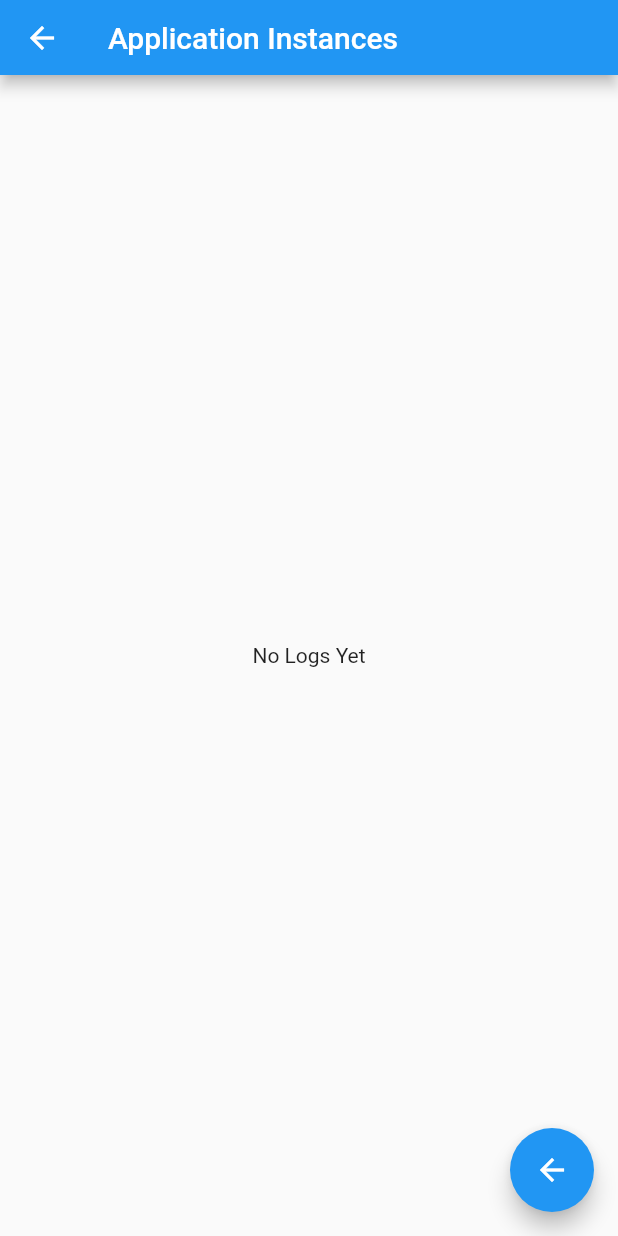
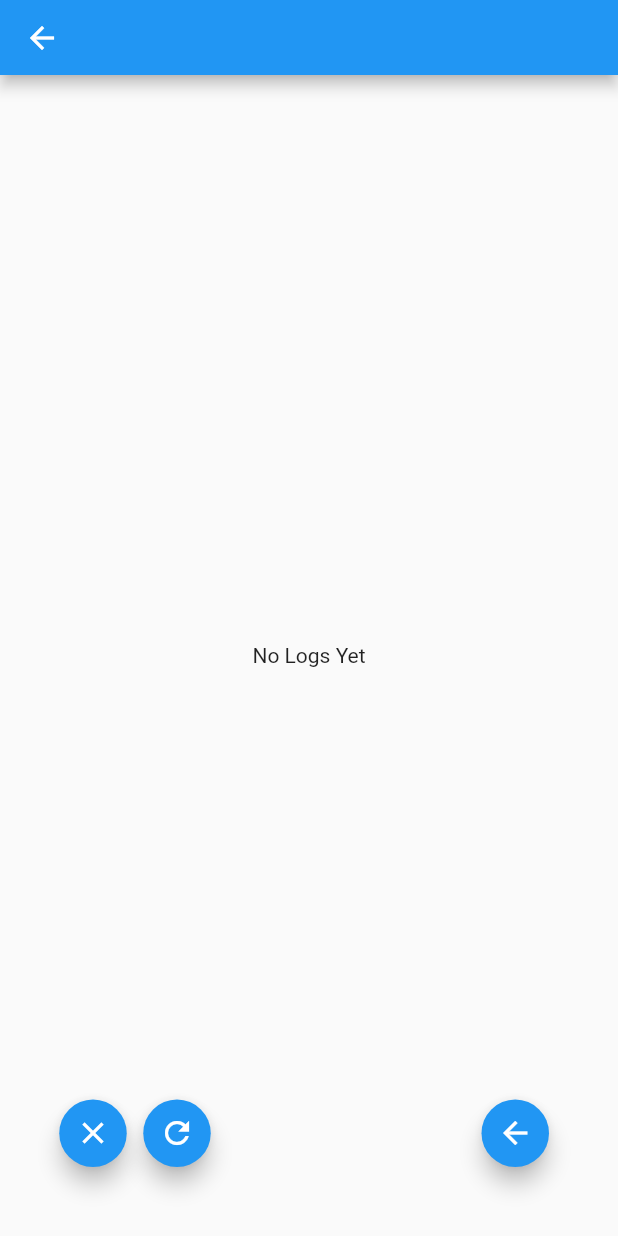
Before and after one commit to bloc-inspector/bloc-inspector, a Flutter app: the LogsScreen screen opened by its route, on a phone screen of 412 x 824 dp. Run offline on Flutter 3.47's test engine with Material 2 defaults, Android fonts, the phone set to English and light mode, and no system bars; our stand-ins replace equatable, flutter_bloc, freezed_annotation, logger, synchronized, timeago; missing offline and left inert: nsd, pluto_menu_bar, window_size; generated files the repository leaves out were written again; statements that could not run were skipped.

Commit message:
UI Improvements.

```diff
--- a/lib/blocs/service/service_bloc.dart
+++ b/lib/blocs/service/service_bloc.dart
@@ -28,6 +28,7 @@ class ServiceBloc extends Bloc<ServiceEvent, ServiceState> {
     on<Log>(_log);
     on<SelectInstance>(_selectInstance);
     on<ClearLogs>(_clearLogs);
+    on<TriggerUIRebuild>(_triggerUIRebuild);
 
     add(const Initialized());
   }
@@ -73,10 +74,16 @@ class ServiceBloc extends Bloc<ServiceEvent, ServiceState> {
 
   void _clearLogs(ClearLogs event, Emitter<ServiceState> emit) {
     Map<String, List<BlocLog>> map = Map.from(state.logs);
-    map[event.identity.applicationId] = [];
-    emit(state.copyWith(
-      logs: map,
-    ));
+    // Must have at least one log entry.
+    if ((map[event.identity.applicationId]?.length ?? 0) > 1) {
+      // Leave the latest log behind.
+      map[event.identity.applicationId] = [
+        map[event.identity.applicationId]!.last
+      ];
+      emit(state.copyWith(
+        logs: map,
+      ));
+    }
   }
 
   void _selectInstance(SelectInstance event, Emitter<ServiceState> emit) {
@@ -218,6 +225,10 @@ class ServiceBloc extends Bloc<ServiceEvent, ServiceState> {
     );
   }
 
+  void _triggerUIRebuild(TriggerUIRebuild event, Emitter<ServiceState> emit) {
+    emit(state.copyWith(builderTrigger: state.builderTrigger + 1));
+  }
+
   @override
   Future<void> close() async {
     super.close();
--- a/lib/blocs/service/service_event.dart
+++ b/lib/blocs/service/service_event.dart
@@ -22,4 +22,5 @@ class ServiceEvent with _$ServiceEvent {
   const factory ServiceEvent.selectInstance(InstanceIdentity identity) =
       SelectInstance;
   const factory ServiceEvent.clearLogs(InstanceIdentity identity) = ClearLogs;
+  const factory ServiceEvent.triggerUIRebuild() = TriggerUIRebuild;
 }
--- a/lib/blocs/service/service_state.dart
+++ b/lib/blocs/service/service_state.dart
@@ -22,6 +22,7 @@ class ServiceState extends Equatable with _$ServiceState {
     InstanceIdentity? selectedInstanceIdentity,
     Registration? registration,
     ServerSocket? server,
+    @Default(0) int builderTrigger,
   }) = _ServiceState;
 
   @override
@@ -33,5 +34,6 @@ class ServiceState extends Equatable with _$ServiceState {
         logs,
         registration,
         selectedInstanceIdentity,
+        builderTrigger,
       ];
 }
--- a/lib/screens/instances.dart
+++ b/lib/screens/instances.dart
@@ -18,9 +18,11 @@ class InstancesScreen extends StatelessWidget {
   @override
   Widget build(BuildContext context) {
     return Scaffold(
-      appBar: CustomAppBar(
-        width: MediaQuery.of(context).size.width,
-      ),
+      appBar: Platform.isMacOS
+          ? null
+          : CustomAppBar(
+              width: MediaQuery.of(context).size.width,
+            ),
       body: BlocBuilder<ServiceBloc, ServiceState>(
         builder: (context, state) => Padding(
           padding: const EdgeInsets.all(10),
--- a/lib/screens/logs.dart
+++ b/lib/screens/logs.dart
@@ -1,6 +1,9 @@
+import 'dart:io';
+
 import 'package:flutter/material.dart';
 import 'package:flutter_bloc/flutter_bloc.dart';
 import 'package:flutter_bloc_investigator/blocs/service/service_bloc.dart';
+import 'package:flutter_bloc_investigator/blocs/service/service_event.dart';
 import 'package:flutter_bloc_investigator/blocs/service/service_state.dart';
 import 'package:flutter_bloc_investigator/widgets/custom_app_bar.dart';
 import 'package:flutter_bloc_investigator/widgets/log_item.dart';
@@ -14,9 +17,11 @@ class LogsScreen extends StatelessWidget {
   Widget build(BuildContext context) {
     return BlocBuilder<ServiceBloc, ServiceState>(
       builder: (context, state) => Scaffold(
-        appBar: CustomAppBar(
-          width: MediaQuery.of(context).size.width,
-        ),
+        appBar: Platform.isMacOS
+            ? null
+            : CustomAppBar(
+                width: MediaQuery.of(context).size.width,
+              ),
         body: state.selectedInstanceIdentity == null ||
                 state.logs[state.selectedInstanceIdentity!.applicationId] ==
                     null
@@ -32,10 +37,40 @@ class LogsScreen extends StatelessWidget {
                         .reversed
                         .elementAt(index))),
               ),
-        floatingActionButton: FloatingActionButton(
-          child: const Icon(Icons.arrow_back),
-          onPressed: () => Navigator.pop(context),
-        ),
+        floatingActionButton: Stack(fit: StackFit.expand, children: [
+          Positioned(
+            width: 45,
+            height: 45,
+            right: 30,
+            bottom: 30,
+            child: FloatingActionButton(
+              heroTag: "Back",
+              child: const Icon(Icons.arrow_back),
+              onPressed: () => Navigator.pop(context),
+            ),
+          ),
+          Positioned(
+            width: 120,
+            height: 45,
+            left: 50,
+            bottom: 30,
+            child: Row(children: [
+              FloatingActionButton(
+                heroTag: "Clear",
+                child: const Icon(Icons.clear),
+                onPressed: () => context.read<ServiceBloc>().add(
+                    ServiceEvent.clearLogs(state.selectedInstanceIdentity!)),
+              ),
+              FloatingActionButton(
+                heroTag: "Refresh",
+                child: const Icon(Icons.refresh),
+                onPressed: () => context
+                    .read<ServiceBloc>()
+                    .add(const ServiceEvent.triggerUIRebuild()),
+              )
+            ]),
+          )
+        ]),
       ),
     );
   }
--- a/lib/widgets/custom_app_bar.dart
+++ b/lib/widgets/custom_app_bar.dart
@@ -5,16 +5,20 @@ import 'package:pluto_menu_bar/pluto_menu_bar.dart';
 
 class CustomAppBar extends StatelessWidget implements PreferredSizeWidget {
   final double width;
-  const CustomAppBar({Key? key, required this.width}) : super(key: key);
+  final String? title;
+  const CustomAppBar({
+    Key? key,
+    required this.width,
+    this.title,
+  }) : super(key: key);
 
   @override
   Widget build(BuildContext context) {
     return Platform.isAndroid
         ? AppBar(
-            title: const Text("Application Instances"),
+            title: title != null ? Text(title!) : null,
           )
-        : (!Platform.isMacOS
-            ? PlutoMenuBar(menus: [
+        : PlutoMenuBar(menus: [
             PlutoMenuItem(title: "File", children: [
               PlutoMenuItem(
                 title: "Save Logs",
@@ -23,8 +27,7 @@ class CustomAppBar extends StatelessWidget implements PreferredSizeWidget {
                 title: "Clear All Logs",
               )
             ]),
-              ])
-            : Container());
+          ]);
   }
 
   @override
```
Lines whose indentation alone changed are shown as unchanged.
